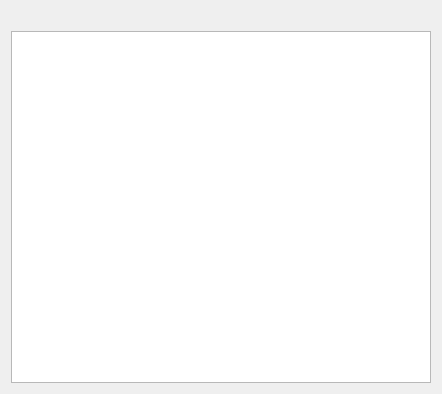
Old version of the form epyq/busselector.ui in the repository epcpower/st.
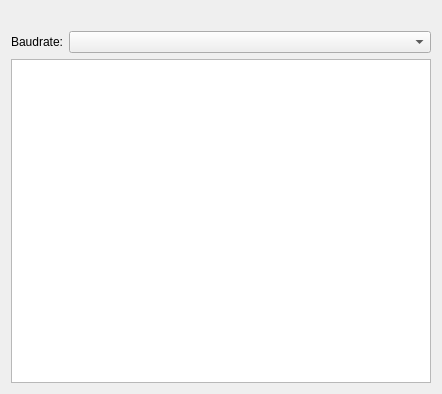
New version of the form.

Commit message: Add baud/bitrate selection

```diff
--- a/epyq/busselector.ui
+++ b/epyq/busselector.ui
@@ -23,6 +23,33 @@
        </property>
       </widget>
      </item>
+     <item>
+      <layout class="QHBoxLayout" name="horizontalLayout">
+       <item>
+        <widget class="QLabel" name="label">
+         <property name="sizePolicy">
+          <sizepolicy hsizetype="Fixed" vsizetype="Preferred">
+           <horstretch>0</horstretch>
+           <verstretch>0</verstretch>
+          </sizepolicy>
+         </property>
+         <property name="text">
+          <string>Baudrate:</string>
+         </property>
+        </widget>
+       </item>
+       <item>
+        <widget class="QComboBox" name="bitrate_combo">
+         <property name="sizePolicy">
+          <sizepolicy hsizetype="Preferred" vsizetype="Fixed">
+           <horstretch>0</horstretch>
+           <verstretch>0</verstretch>
+          </sizepolicy>
+         </property>
+        </widget>
+       </item>
+      </layout>
+     </item>
      <item>
       <widget class="QListWidget" name="list"/>
      </item>
```
The commit also changes 2 other files.
